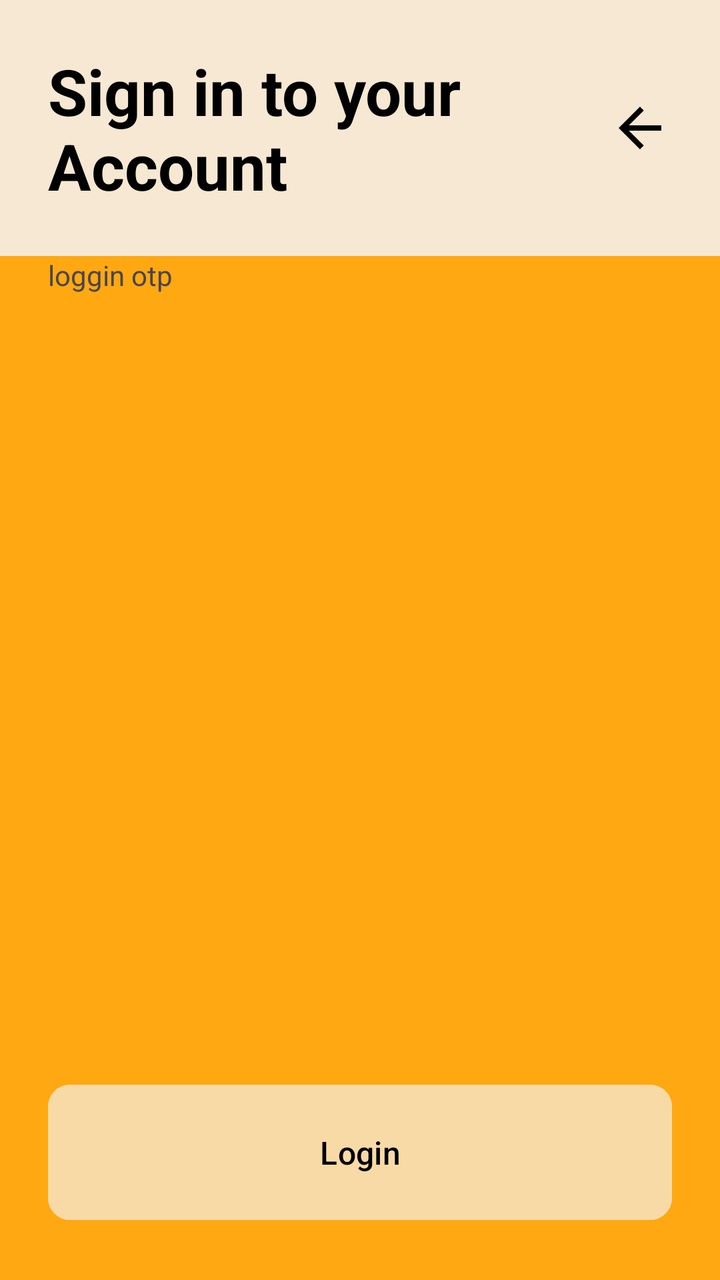
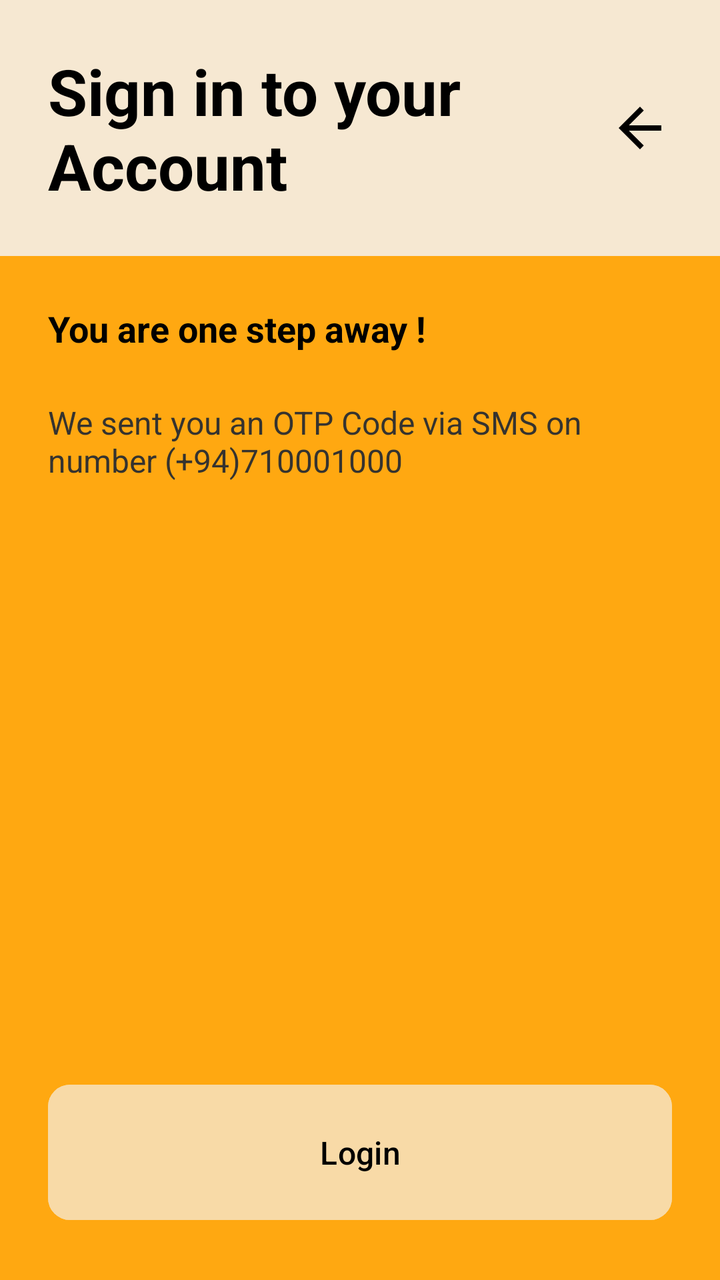

Screens rendered from an Android XML layout before and after an edit, with the pre-edit source and the edit as a unified diff.
<!-- AndroidManifest.xml: application theme Theme.Parkngo -->
<!-- res/layout/activity_login_otp.xml -->
<?xml version="1.0" encoding="utf-8"?>
<androidx.constraintlayout.widget.ConstraintLayout xmlns:android="http://schemas.android.com/apk/res/android"
    xmlns:app="http://schemas.android.com/apk/res-auto"
    xmlns:tools="http://schemas.android.com/tools"
    android:layout_width="match_parent"
    android:layout_height="match_parent"
    tools:context=".LoginOtpActivity">

    <LinearLayout
        android:background="@color/primaryColor"
        android:layout_width="match_parent"
        android:layout_height="match_parent"
        android:orientation="vertical"
        app:layout_constraintBottom_toBottomOf="parent"
        app:layout_constraintEnd_toEndOf="parent"
        app:layout_constraintStart_toStartOf="parent"
        app:layout_constraintTop_toTopOf="parent">

        <androidx.constraintlayout.widget.ConstraintLayout
            android:layout_width="match_parent"
            android:layout_height="0dp"
            android:layout_weight="2"
            android:background="#F6E8D2"
            android:paddingHorizontal="24dp"
            >

            <TextView
                android:id="@+id/login_otp_act_textView1"
                android:layout_width="wrap_content"
                android:layout_height="wrap_content"
                android:text="Sign in to your\nAccount"
                android:textColor="@color/textPrimary"
                android:textSize="32sp"
                android:textStyle="bold"
                app:layout_constraintBottom_toBottomOf="parent"
                app:layout_constraintStart_toStartOf="parent"
                app:layout_constraintTop_toTopOf="parent" />

            <ImageView
                android:id="@+id/login_otp_act_imageView1"
                android:layout_width="wrap_content"
                android:layout_height="wrap_content"
                android:src="@drawable/baseline_arrow_back_24"
                app:layout_constraintBottom_toBottomOf="parent"
                app:layout_constraintEnd_toEndOf="parent"
                app:layout_constraintTop_toTopOf="parent" />
        </androidx.constraintlayout.widget.ConstraintLayout>

        <androidx.constraintlayout.widget.ConstraintLayout
            android:layout_width="match_parent"
            android:layout_height="0dp"
            android:layout_weight="6"
            android:paddingHorizontal="24dp"
            >

            <TextView
                android:id="@+id/login_otp_act_textView2"
                android:layout_width="wrap_content"
                android:layout_height="wrap_content"
                android:text="loggin otp" />
        </androidx.constraintlayout.widget.ConstraintLayout>

        <androidx.constraintlayout.widget.ConstraintLayout
            android:layout_width="match_parent"
            android:layout_height="0dp"
            android:layout_weight="2"
            android:paddingHorizontal="24dp"
            >

            <Button
                android:id="@+id/login_otp_act_login_btn"
                style="@style/loginSignupBtnStyle"
                android:layout_width="match_parent"
                android:layout_height="wrap_content"
                android:paddingVertical="23dp"
                android:text="Login"
                app:cornerRadius="11dp"
                android:onClick="login_otp_act_login_btn_handler"
                app:layout_constraintBottom_toBottomOf="parent"
                app:layout_constraintEnd_toEndOf="parent"
                app:layout_constraintStart_toStartOf="parent"
                app:layout_constraintTop_toTopOf="parent" />
        </androidx.constraintlayout.widget.ConstraintLayout>
    </LinearLayout>

</androidx.constraintlayout.widget.ConstraintLayout>
<!-- resources referenced by this layout -->
<resources>
  <color name="primaryColor">#FFA811</color>
  <color name="textPrimary">#FF000000</color>
  <!-- drawable baseline_arrow_back_24 (drawable) -->
  <vector android:autoMirrored="true" android:height="32dp"
      android:tint="#000000" android:viewportHeight="24"
      android:viewportWidth="24" android:width="32dp" xmlns:android="http://schemas.android.com/apk/res/android">
      <path android:fillColor="@android:color/white" android:pathData="M20,11H7.83l5.59,-5.59L12,4l-8,8 8,8 1.41,-1.41L7.83,13H20v-2z"/>
  </vector>
  <style name="loginSignupBtnStyle">
      <item name="android:textColor">@color/textPrimary</item>
      <item name="android:backgroundTint">@color/loginSignupBtnColor</item>
      <item name="android:textSize">16sp</item>
  </style>
  <style name="Theme.Parkngo" parent="Base.Theme.Parkngo" />
  <color name="loginSignupBtnColor">#F8DAA7</color>
  <style name="Base.Theme.Parkngo" parent="Theme.Material3.DayNight.NoActionBar">
      
      <item name="colorPrimary">@color/primaryColor</item>
  </style>
</resources>

<!-- the commit's change to res/layout/activity_login_otp.xml (unified diff, before → after) -->
@@ -57,7 +57,24 @@
                 android:id="@+id/login_otp_act_textView2"
                 android:layout_width="wrap_content"
                 android:layout_height="wrap_content"
-                android:text="loggin otp" />
+                android:layout_marginVertical="24dp"
+                android:text="You are one step away !"
+                android:textColor="@color/textPrimary"
+                android:textSize="18sp"
+                android:textStyle="bold"
+                app:layout_constraintStart_toStartOf="parent"
+                app:layout_constraintTop_toTopOf="parent" />
+
+            <TextView
+                android:id="@+id/textView3"
+                android:layout_width="wrap_content"
+                android:layout_height="wrap_content"
+                android:layout_marginTop="24dp"
+                android:text="We sent you an OTP Code via SMS on number (+94)710001000"
+                android:textColor="@color/textSecondary"
+                android:textSize="16sp"
+                app:layout_constraintStart_toStartOf="parent"
+                app:layout_constraintTop_toBottomOf="@+id/login_otp_act_textView2" />
         </androidx.constraintlayout.widget.ConstraintLayout>
 
         <androidx.constraintlayout.widget.ConstraintLayout
<!-- resource entries referenced after the edit -->
@@ -2,6 +2,7 @@
 <resources>
   <color name="primaryColor">#FFA811</color>
   <color name="textPrimary">#FF000000</color>
+  <color name="textSecondary">#35332F</color>
   <!-- drawable baseline_arrow_back_24 (drawable) -->
   <vector android:autoMirrored="true" android:height="32dp"
       android:tint="#000000" android:viewportHeight="24"
